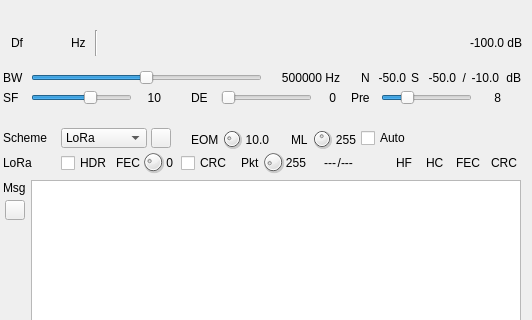
Before: the Qt Designer form plugins/channelrx/demodchirpchat/chirpchatdemodgui.ui in f4exb/sdrangel, drawn with Qt 5; both pictures show x 0 to 532 and y 0 to 320 of the 532 by 680 pixel window.
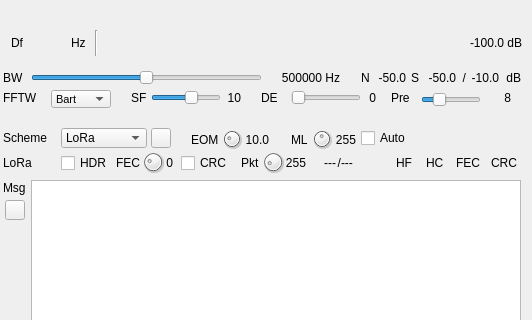
After: the same form once the commit is applied. Icons and pictures are not drawn. Custom widgets are drawn as their Qt base class.

Commit message: ChirpChat demod: added option to change FFT window. Added more narrower bandwidths

```diff
--- a/plugins/channelrx/demodchirpchat/chirpchatdemodgui.ui
+++ b/plugins/channelrx/demodchirpchat/chirpchatdemodgui.ui
@@ -59,7 +59,7 @@
    <widget class="QLabel" name="spreadLabel">
     <property name="geometry">
      <rect>
-      <x>2</x>
+      <x>130</x>
       <y>70</y>
       <width>22</width>
       <height>16</height>
@@ -100,9 +100,9 @@
    <widget class="QSlider" name="Spread">
     <property name="geometry">
      <rect>
-      <x>30</x>
+      <x>150</x>
       <y>70</y>
-      <width>101</width>
+      <width>70</width>
       <height>16</height>
      </rect>
     </property>
@@ -131,7 +131,7 @@
    <widget class="QLabel" name="SpreadText">
     <property name="geometry">
      <rect>
-      <x>140</x>
+      <x>220</x>
       <y>70</y>
       <width>20</width>
       <height>16</height>
@@ -169,7 +169,7 @@
    <widget class="QLabel" name="deBitsLabel">
     <property name="geometry">
      <rect>
-      <x>190</x>
+      <x>260</x>
       <y>70</y>
       <width>22</width>
       <height>16</height>
@@ -182,7 +182,7 @@
    <widget class="QLabel" name="deBitsText">
     <property name="geometry">
      <rect>
-      <x>320</x>
+      <x>360</x>
       <y>70</y>
       <width>15</width>
       <height>16</height>
@@ -204,9 +204,9 @@
    <widget class="QSlider" name="deBits">
     <property name="geometry">
      <rect>
-      <x>220</x>
+      <x>290</x>
       <y>70</y>
-      <width>91</width>
+      <width>70</width>
       <height>16</height>
      </rect>
     </property>
@@ -340,7 +340,7 @@
    <widget class="QLabel" name="preambleChirpsText">
     <property name="geometry">
      <rect>
-      <x>480</x>
+      <x>490</x>
       <y>70</y>
       <width>20</width>
       <height>16</height>
@@ -362,9 +362,9 @@
    <widget class="QLabel" name="preambleChirpsLabel">
     <property name="geometry">
      <rect>
-      <x>350</x>
+      <x>390</x>
       <y>70</y>
-      <width>32</width>
+      <width>25</width>
       <height>16</height>
      </rect>
     </property>
@@ -375,10 +375,10 @@
    <widget class="QSlider" name="preambleChirps">
     <property name="geometry">
      <rect>
-      <x>380</x>
+      <x>420</x>
       <y>70</y>
-      <width>91</width>
-      <height>16</height>
+      <width>60</width>
+      <height>20</height>
      </rect>
     </property>
     <property name="toolTip">
@@ -530,6 +530,69 @@
      <string>N</string>
     </property>
    </widget>
+   <widget class="QComboBox" name="fftWindow">
+    <property name="geometry">
+     <rect>
+      <x>50</x>
+      <y>70</y>
+      <width>60</width>
+      <height>18</height>
+     </rect>
+    </property>
+    <property name="font">
+     <font>
+      <pointsize>8</pointsize>
+     </font>
+    </property>
+    <item>
+     <property name="text">
+      <string>Bart</string>
+     </property>
+    </item>
+    <item>
+     <property name="text">
+      <string>B-H</string>
+     </property>
+    </item>
+    <item>
+     <property name="text">
+      <string>FT</string>
+     </property>
+    </item>
+    <item>
+     <property name="text">
+      <string>Ham</string>
+     </property>
+    </item>
+    <item>
+     <property name="text">
+      <string>Han</string>
+     </property>
+    </item>
+    <item>
+     <property name="text">
+      <string>Rec</string>
+     </property>
+    </item>
+    <item>
+     <property name="text">
+      <string>Kai</string>
+     </property>
+    </item>
+   </widget>
+   <widget class="QLabel" name="fftWindowLabel">
+    <property name="geometry">
+     <rect>
+      <x>2</x>
+      <y>70</y>
+      <width>41</width>
+      <height>16</height>
+     </rect>
+    </property>
+    <property name="text">
+     <string>FFTW</string>
+    </property>
+   </widget>
   </widget>
   <widget class="QWidget" name="payloadContainer" native="true">
    <property name="geometry">
```
The commit also changes 16 other files.
